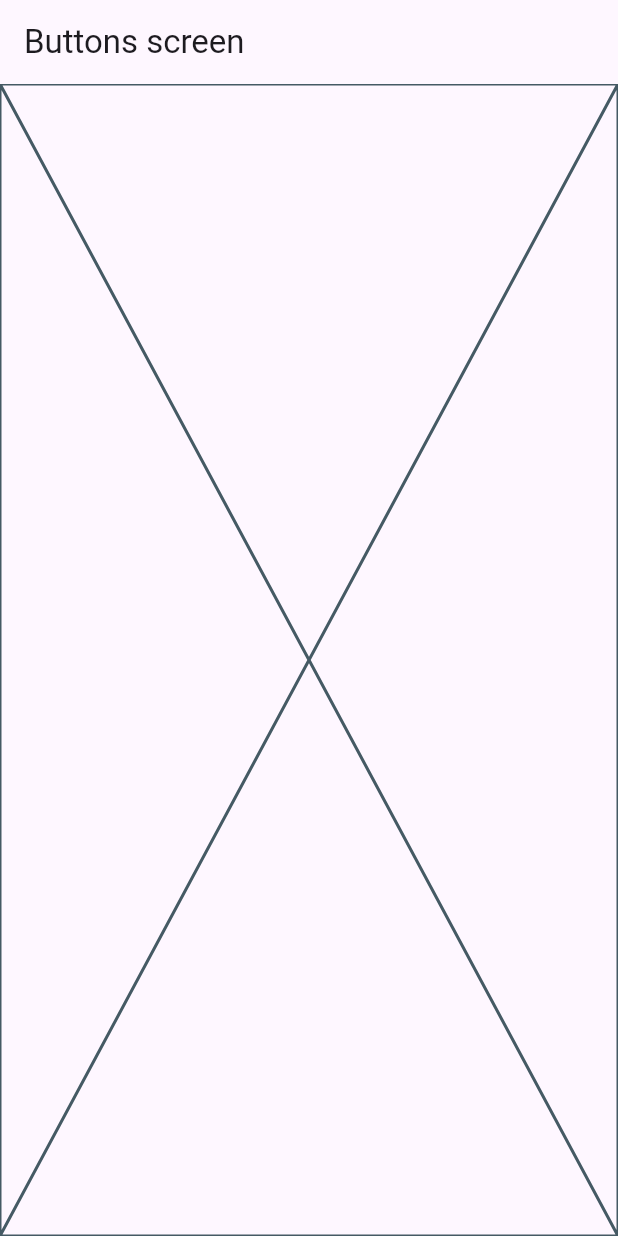
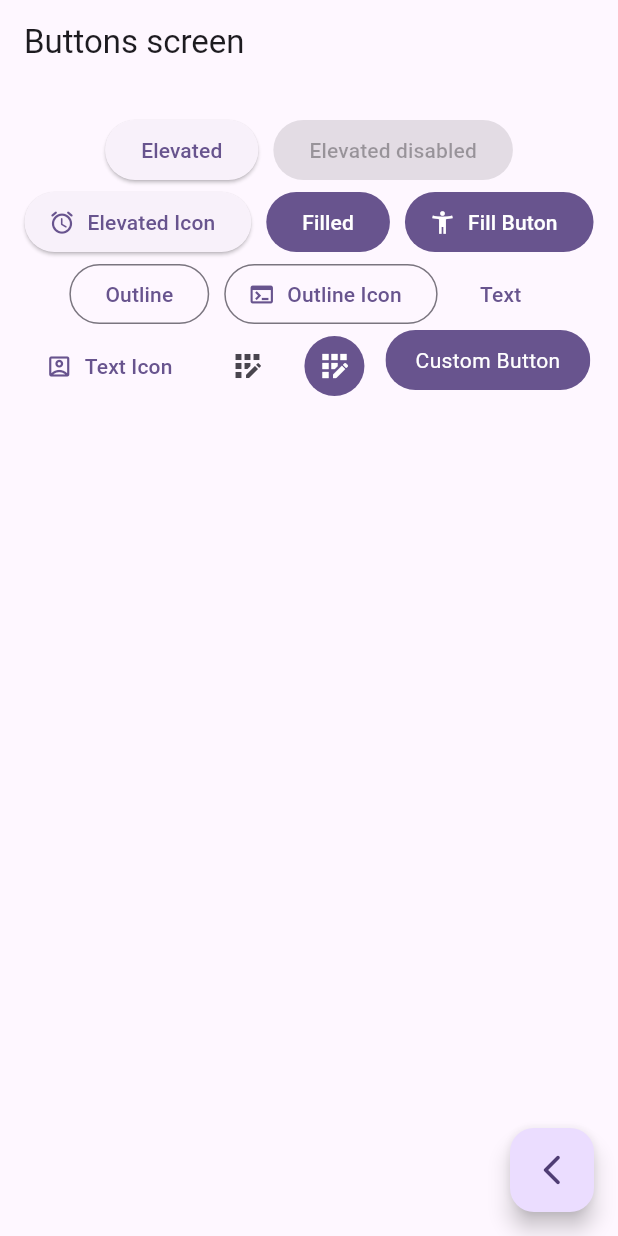
Before and after one commit to eeramirez10/widgets_app, a Flutter app: the ButtonsScreen screen opened by its route, on a phone screen of 412 x 824 dp. Run offline on Flutter 3.47's test engine with Material 3 defaults, Android fonts, the phone set to English and light mode, and no system bars; our stand-ins replace go_router.

Commit message:
Buttons screen finished

```diff
--- a/lib/presentation/screens/buttons/buttons_screen.dart
+++ b/lib/presentation/screens/buttons/buttons_screen.dart
@@ -1,5 +1,5 @@
 import 'package:flutter/material.dart';
-
+import 'package:go_router/go_router.dart';
 
 class ButtonsScreen extends StatelessWidget {
   static const name = 'buttons_screeen';
@@ -7,11 +7,85 @@ class ButtonsScreen extends StatelessWidget {
 
   @override
   Widget build(BuildContext context) {
-    return  Scaffold(
+    return Scaffold(
       appBar: AppBar(
         title: const Text('Buttons screen'),
       ),
-      body: const Placeholder(),
+      body: _ButtonsView(),
+      floatingActionButton: FloatingActionButton(
+        child: const Icon(Icons.arrow_back_ios_new_rounded),
+        onPressed: () {
+          context.pop();
+        },
+      ),
     );
   }
 }
+
+class _ButtonsView extends StatelessWidget {
+  @override
+  Widget build(BuildContext context) {
+    final colors = Theme.of(context).colorScheme;
+    return SizedBox(
+      width: double.infinity,
+      child: Padding(
+          padding: const EdgeInsets.symmetric(horizontal: 10, vertical: 20),
+          child: Wrap(
+            spacing: 10,
+            alignment: WrapAlignment.center,
+            children: [
+              ElevatedButton(onPressed: () {}, child: const Text('Elevated')),
+              const ElevatedButton(
+                  onPressed: null, child: Text('Elevated disabled')),
+              ElevatedButton.icon(
+                  onPressed: () {},
+                  icon: const Icon(Icons.access_alarm_rounded),
+                  label: const Text('Elevated Icon')),
+              FilledButton(onPressed: () {}, child: const Text('Filled')),
+              FilledButton.icon(
+                  onPressed: () {},
+                  icon: const Icon(Icons.accessibility_new),
+                  label: const Text('Fill Buton')),
+              OutlinedButton(onPressed: () {}, child: const Text('Outline')),
+              OutlinedButton.icon(
+                  onPressed: () {},
+                  icon: const Icon(Icons.terminal),
+                  label: const Text('Outline Icon')),
+                  TextButton(onPressed: (){}, child: const Text('Text')),
+                  TextButton.icon(onPressed: (){}, icon: const Icon(Icons.account_box_outlined), label: const Text('Text Icon')),
+                  IconButton(onPressed: (){}, icon: const Icon(Icons.app_registration_outlined)),
+                  IconButton(onPressed: (){}, icon: const Icon(Icons.app_registration_outlined), style: ButtonStyle(
+                    backgroundColor: MaterialStatePropertyAll(colors.primary),
+                    iconColor: const MaterialStatePropertyAll(Colors.white)
+                  ) ,),
+                  CustomButton()
+
+
+            ],
+          )),
+    );
+  }
+}
+
+
+class CustomButton extends StatelessWidget {
+  const CustomButton({super.key});
+
+  @override
+  Widget build(BuildContext context) {
+    final colors = Theme.of(context).colorScheme;
+    return ClipRRect(
+      borderRadius: BorderRadius.circular(20),
+      child: Material(
+        color: colors.primary,
+        child: InkWell(
+          onTap: (){},
+          child: const Padding(
+            padding: EdgeInsets.symmetric(horizontal: 20, vertical: 10),
+            child:  Text('Custom Button', style: TextStyle(color: Colors.white),)
+          ),
+        ),
+      ),
+    );
+  }
+}
```
